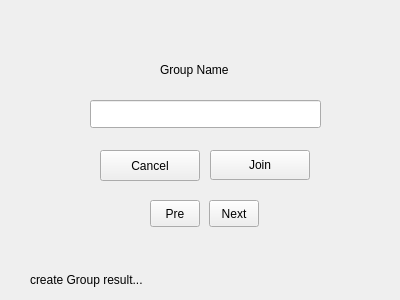
The window that creategrouppage.ui (borhanem/Messenger_Void_13) describes before a commit, drawn with Qt 5.
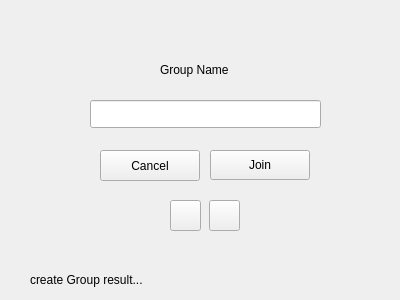
The same window after the commit.

```diff
--- a/creategrouppage.ui
+++ b/creategrouppage.ui
@@ -115,37 +115,37 @@
     <rect>
      <x>209</x>
      <y>200</y>
-     <width>50</width>
-     <height>27</height>
+     <width>31</width>
+     <height>31</height>
     </rect>
    </property>
    <property name="minimumSize">
     <size>
-     <width>50</width>
-     <height>0</height>
+     <width>31</width>
+     <height>31</height>
     </size>
    </property>
    <property name="text">
-    <string>Next</string>
+    <string/>
    </property>
   </widget>
   <widget class="QToolButton" name="tocreate_tbn">
    <property name="geometry">
     <rect>
-     <x>150</x>
+     <x>170</x>
      <y>200</y>
-     <width>50</width>
-     <height>27</height>
+     <width>31</width>
+     <height>31</height>
     </rect>
    </property>
    <property name="minimumSize">
     <size>
-     <width>50</width>
-     <height>0</height>
+     <width>31</width>
+     <height>31</height>
     </size>
    </property>
    <property name="text">
-    <string>Pre</string>
+    <string/>
    </property>
   </widget>
   <widget class="QPushButton" name="cancel_pbn">
```
